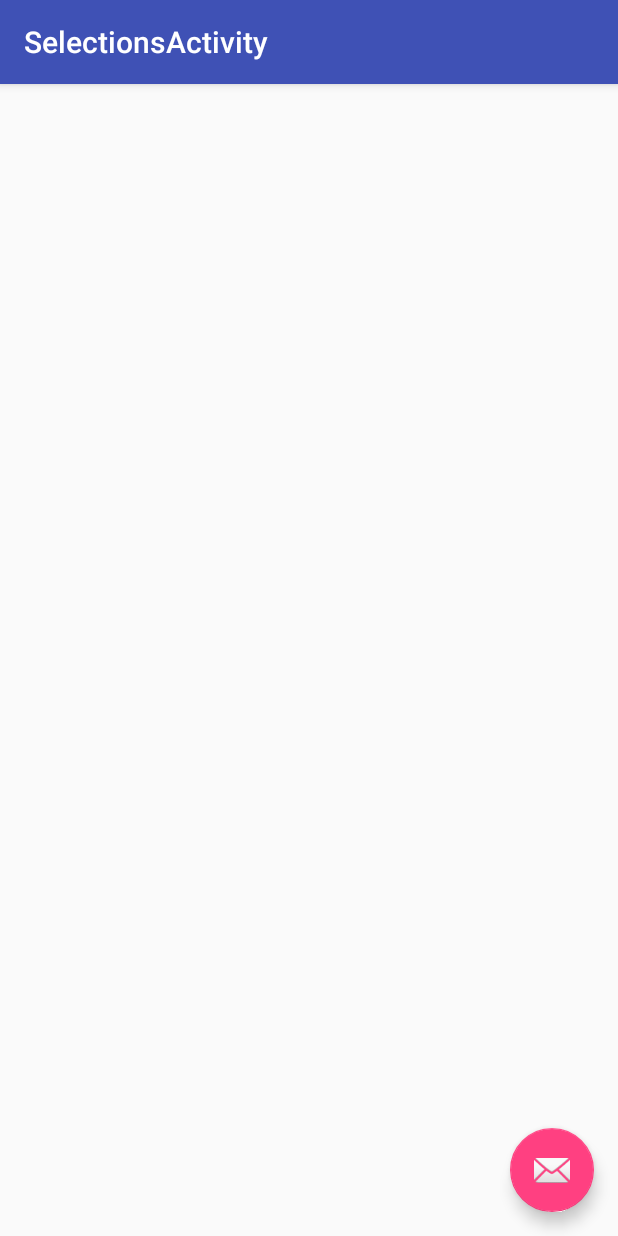
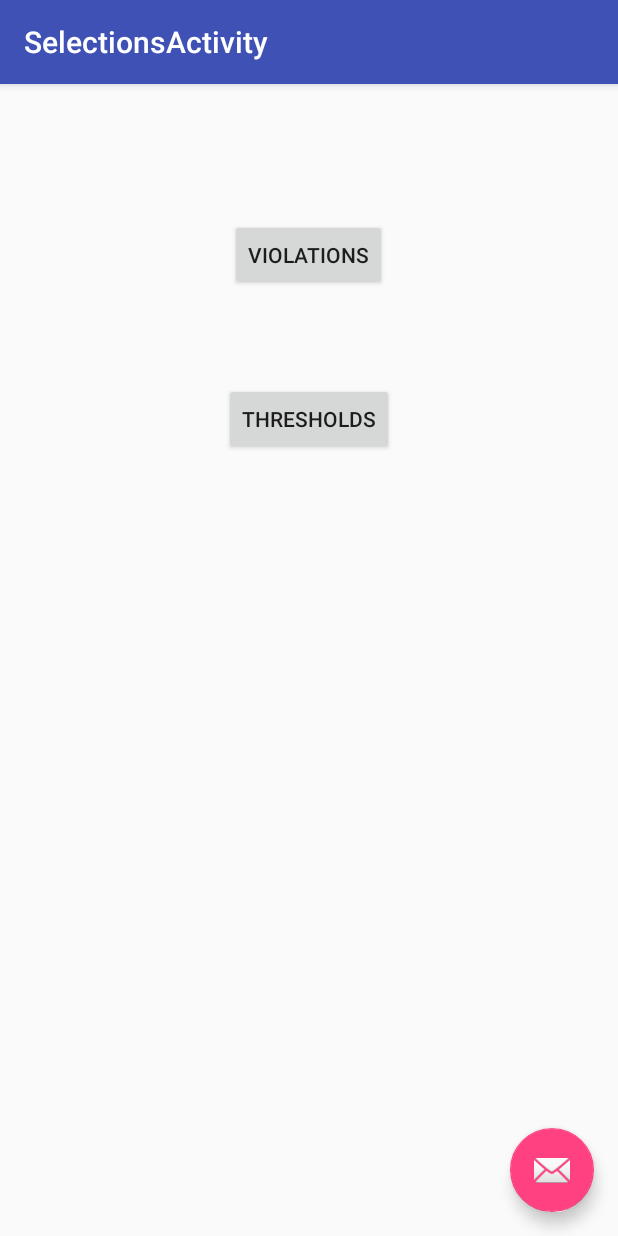
Before and after one commit to HUANG-Yu/Trunkmon, an Android app: the SelectionsActivity screen opened directly, with no data from a screen before it, on a phone screen of 412 x 824 dp. Run offline under Robolectric (Android 15) with nearby library versions, the phone set to English and light mode, and no system bars.

Commit message:
add button

```diff
--- a/app/src/main/res/layout/content_selections.xml
+++ b/app/src/main/res/layout/content_selections.xml
@@ -12,4 +12,21 @@
     tools:context="net.idt.trunkmon.SelectionsActivity"
     tools:showIn="@layout/activity_selections">
 
+    <Button
+        android:layout_width="wrap_content"
+        android:layout_height="wrap_content"
+        android:text="Violations"
+        android:id="@+id/vbutton"
+        android:layout_alignParentTop="true"
+        android:layout_centerHorizontal="true"
+        android:layout_marginTop="74dp" />
+
+    <Button
+        android:layout_width="wrap_content"
+        android:layout_height="wrap_content"
+        android:text="Thresholds"
+        android:id="@+id/tbutton"
+        android:layout_below="@+id/vbutton"
+        android:layout_centerHorizontal="true"
+        android:layout_marginTop="61dp" />
 </RelativeLayout>
```
